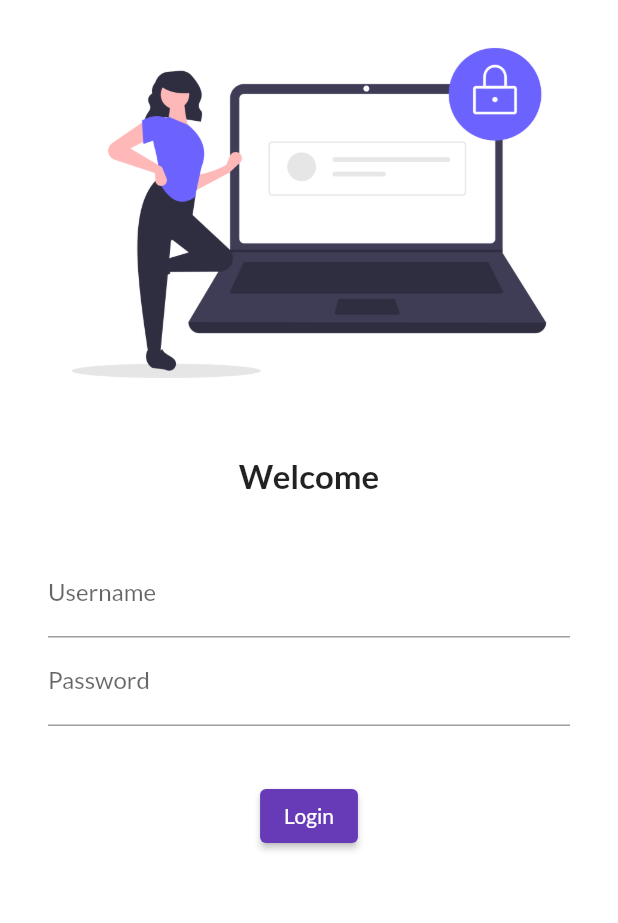
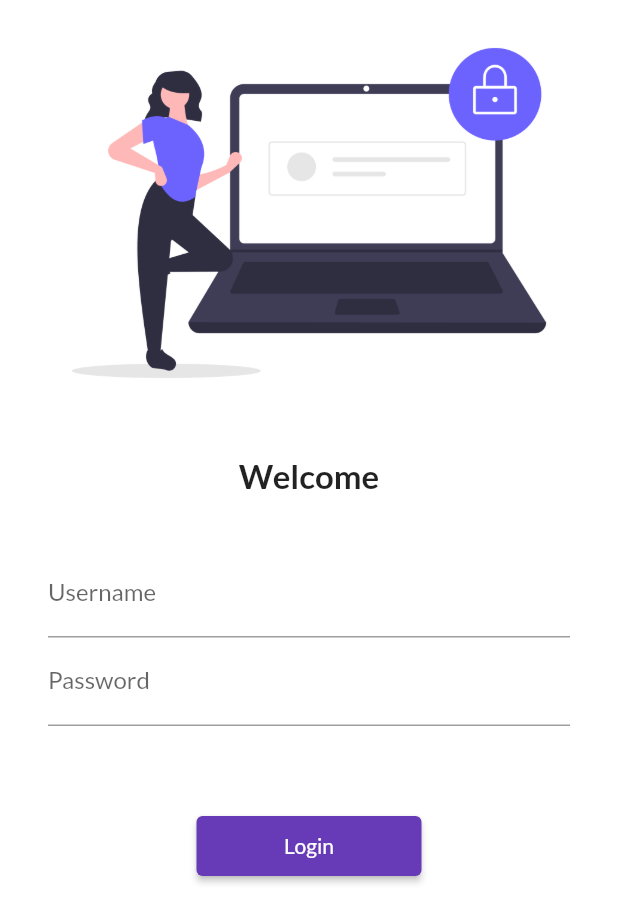
Before and after one commit to Yashmaheshwari0502/flutter_catalog, a Flutter app: the screen it shows after launch, on a phone screen of 412 x 824 dp. Shown: the top 923 px of the screen. Run offline on Flutter 3.47's test engine with Material 2 defaults, Android fonts, the phone set to English and light mode, and no system bars; our stand-ins replace google_fonts.

Commit message:
day 5 completed

```diff
--- a/lib/main.dart
+++ b/lib/main.dart
@@ -1,6 +1,7 @@
 import 'package:flutter/material.dart';
 import 'package:flutter_catlog/pages/home_page.dart';
 import 'package:flutter_catlog/pages/login_page.dart';
+import 'package:flutter_catlog/utils/routes.dart';
 import 'package:google_fonts/google_fonts.dart';
 
 void main() {
@@ -23,8 +24,8 @@ class MyApp extends StatelessWidget {
       // home: HomePage(),
       routes: {
         "/": (context) => LoginPage(),
-        "/Home": (context) => HomePage(),
-        "/login": (context) => LoginPage(),
+        MyRoutess.homepage: (context) => HomePage(),
+        MyRoutess.loginpage: (context) => LoginPage(),
       },
     ));
   }
--- a/lib/pages/login_page.dart
+++ b/lib/pages/login_page.dart
@@ -1,4 +1,5 @@
 import 'package:flutter/material.dart';
+import 'package:flutter_catlog/utils/routes.dart';
 
 class LoginPage extends StatelessWidget {
   const LoginPage({super.key});
@@ -7,6 +8,7 @@ class LoginPage extends StatelessWidget {
   Widget build(BuildContext context) {
     return Material(
       color: Colors.white,
+      child: SingleChildScrollView(
         child: Column(
           children: [
             Image.asset(
@@ -48,19 +50,20 @@ class LoginPage extends StatelessWidget {
               ),
             ),
             SizedBox(
-            height: 20,
+              height: 40,
             ),
             ElevatedButton(
               onPressed: () {
-              print("cceececceec");
+                Navigator.pushNamed(context, MyRoutess.homepage);
               },
-            style: ButtonStyle(
-              foregroundColor: MaterialStateProperty.all(Colors.white),
+              style: TextButton.styleFrom(
+                minimumSize: Size(150, 40),
               ),
               child: Text("Login"),
             )
           ],
         ),
+      ),
     );
   }
 }
--- /dev/null
+++ b/lib/utils/routes.dart
@@ -0,0 +1,4 @@
+class MyRoutess {
+  static String homepage = '/home';
+  static String loginpage = '/login';
+}
```
Lines whose indentation alone changed are shown as unchanged.
